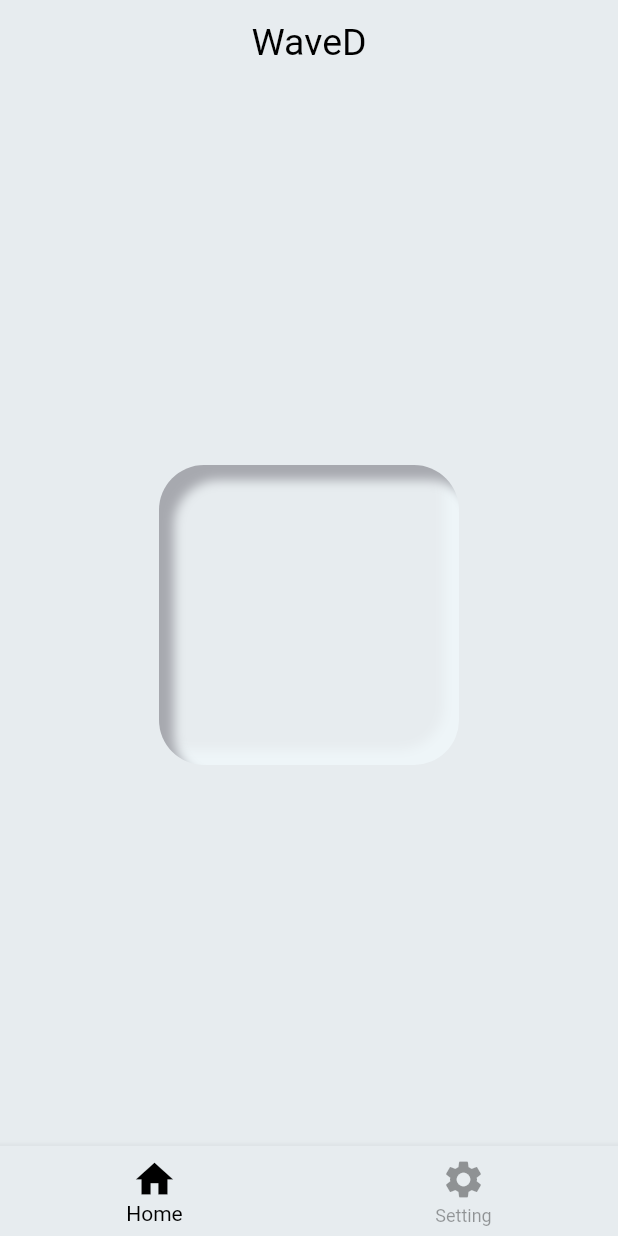
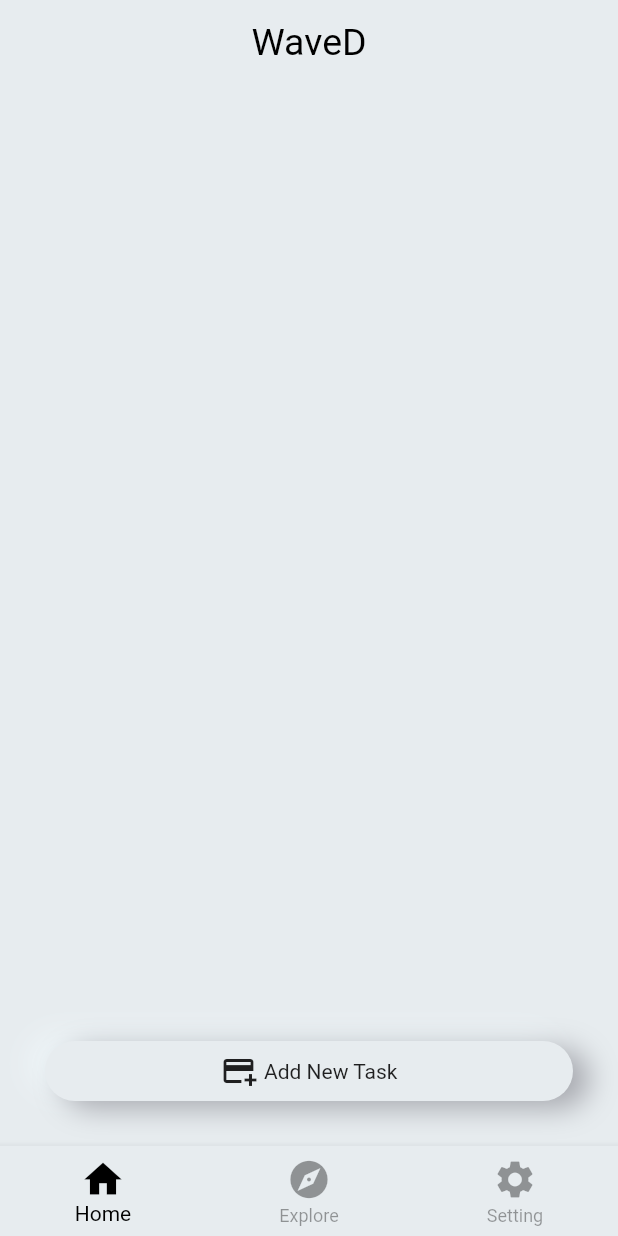
Before and after one commit to hajul-dhanish/waved, a Flutter app: the screen it shows once a user with an empty profile is signed in, on a phone screen of 412 x 824 dp. Run offline on Flutter 3.47's test engine with Material 2 defaults, Android fonts, the phone set to English and light mode, and no system bars; our stand-ins replace cloud_firestore, firebase_auth, firebase_core, flutter_inset_box_shadow; accounts and stored records are empty.

Commit message:
- Init Three

```diff
--- /dev/null
+++ b/lib/explore.dart
@@ -0,0 +1,24 @@
+import 'package:flutter/material.dart';
+
+import 'neumorphism.dart';
+
+class Explorevision extends StatefulWidget {
+  const Explorevision({Key? key}) : super(key: key);
+
+  @override
+  State<Explorevision> createState() => _ExplorevisionState();
+}
+
+class _ExplorevisionState extends State<Explorevision> {
+  @override
+  Widget build(BuildContext context) {
+    return Scaffold(
+      body: Center(
+        child: ConstrainedBox(
+          constraints: const BoxConstraints(maxHeight: 200, maxWidth: 200),
+          child: const CustomNeumorphism(),
+        ),
+      ),
+    );
+  }
+}
--- a/lib/feed.dart
+++ b/lib/feed.dart
@@ -1,5 +1,6 @@
 import 'package:flutter/material.dart';
 import 'neumorphism.dart';
+import 'neumorphismbtn.dart';
 
 class FeedVision extends StatefulWidget {
   const FeedVision({Key? key}) : super(key: key);
@@ -12,11 +13,17 @@ class _FeedVisionState extends State<FeedVision> {
   @override
   Widget build(BuildContext context) {
     return Scaffold(
-        body: Center(
-      child: ConstrainedBox(
-        constraints: const BoxConstraints(maxHeight: 200, maxWidth: 200),
-        child: const CustomNeumorphism(),
+      bottomNavigationBar: Container(
+        height: 100,
+        padding: const EdgeInsets.all(30),
+        child: const neumorphismButton(),
       ),
-    ));
+      body: SingleChildScrollView(
+        scrollDirection: Axis.vertical,
+        child: Column(
+          children: [],
+        ),
+      ),
+    );
   }
 }
--- a/lib/main.dart
+++ b/lib/main.dart
@@ -3,6 +3,7 @@
 import 'package:waved/feed.dart';
 import 'authenticator/auth_screen.dart';
 import 'package:firebase_core/firebase_core.dart';
+import 'explore.dart';
 import 'neumorphism.dart';
 import 'setting.dart';
 import 'theme.dart';
@@ -57,6 +58,7 @@
   int _selectedIndex = 0;
   static const List<Widget> _widgetOptions = <Widget>[
     FeedVision(),
+    Explorevision(),
     SettingVision(),
   ];
 
@@ -93,6 +95,8 @@
           items: const <BottomNavigationBarItem>[
             BottomNavigationBarItem(icon: Icon(Icons.home), label: "Home"),
             BottomNavigationBarItem(
+                icon: Icon(Icons.explore), label: "Explore"),
+            BottomNavigationBarItem(
                 icon: Icon(Icons.settings), label: "Setting"),
           ],
           type: BottomNavigationBarType.fixed, // Fixed
--- /dev/null
+++ b/lib/neumorphismbtn.dart
@@ -0,0 +1,54 @@
+import 'package:flutter/material.dart' hide BoxDecoration, BoxShadow;
+import 'package:flutter_inset_box_shadow/flutter_inset_box_shadow.dart';
+import 'theme.dart';
+
+class neumorphismButton extends StatefulWidget {
+  const neumorphismButton({Key? key}) : super(key: key);
+
+  @override
+  State<neumorphismButton> createState() => _neumorphismButtonState();
+}
+
+bool _isPressed = false;
+
+class _neumorphismButtonState extends State<neumorphismButton> {
+  Offset distanceBtn = _isPressed ? const Offset(7, 7) : const Offset(11, 5);
+  double blurbtn = _isPressed ? 5.0 : 16.0;
+
+  @override
+  Widget build(BuildContext context) {
+    return Listener(
+      onPointerUp: (_) => setState(() => _isPressed = false),
+      onPointerDown: (_) => setState(() => _isPressed = true),
+      child: AnimatedContainer(
+        child: Row(
+          mainAxisAlignment: MainAxisAlignment.center,
+          children: const [
+            Icon(Icons.add_card),
+            SizedBox(width: 5),
+            Text("Add New Task"),
+          ],
+        ),
+        duration: const Duration(milliseconds: 100),
+        decoration: BoxDecoration(
+          borderRadius: BorderRadius.circular(30),
+          color: backgroundColor,
+          boxShadow: [
+            BoxShadow(
+              blurRadius: blurbtn,
+              offset: -distanceBtn,
+              color: onGroundColor,
+              inset: _isPressed,
+            ),
+            BoxShadow(
+              blurRadius: blurbtn,
+              offset: distanceBtn,
+              color: offGroundColor,
+              inset: _isPressed,
+            ),
+          ],
+        ),
+      ),
+    );
+  }
+}
--- a/lib/setting.dart
+++ b/lib/setting.dart
@@ -4,6 +4,7 @@ import 'package:waved/theme.dart';
 
 import 'authenticator/auth_screen.dart';
 import 'main.dart';
+import 'neumorphism.dart';
 import 'workwide.dart';
 
 class SettingVision extends StatefulWidget {
@@ -21,12 +22,12 @@ class _SettingVisionState extends State<SettingVision> {
       children: [
         // Logout port
         customListTile(
-            title: "Logout",
+            title: "Create New Account",
             onTab: () {
               setState(() {
                 Navigator.push(
                   context,
-                  MaterialPageRoute(builder: (context) => const MyApp()),
+                  MaterialPageRoute(builder: (context) => const AuthScreen()),
                 );
               });
             }),
@@ -47,7 +48,7 @@ class _SettingVisionState extends State<SettingVision> {
                     "Version is up to date",
                     style: TextStyle(color: Colors.black),
                   ),
-                  action: SnackBarAction(label: "ok", onPressed: () {}),
+                  action: SnackBarAction(label: "Ok", onPressed: () {}),
                 ),
               );
             });
```
